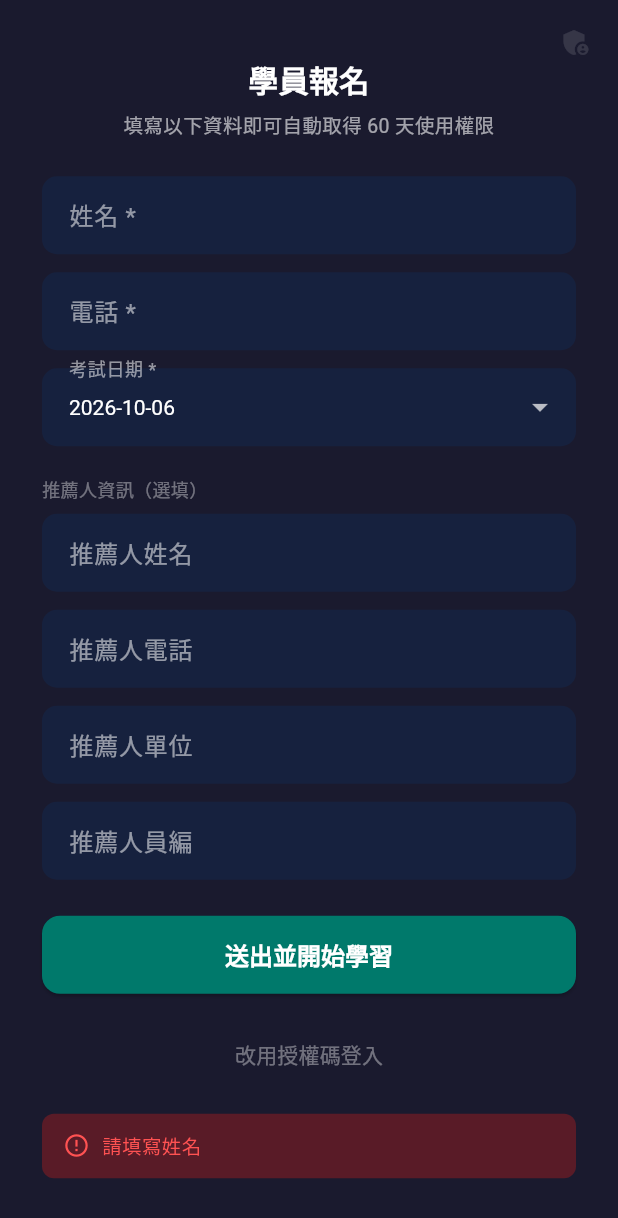
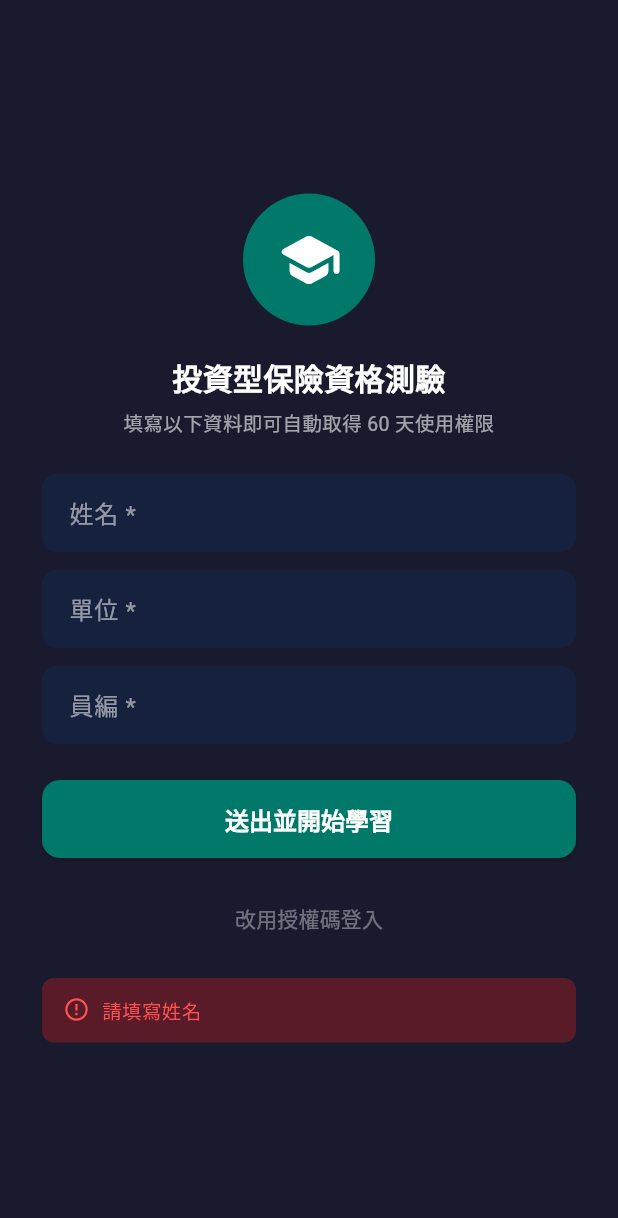
Before and after one commit to shinkong-insurance/investment-insurance-exam, a Flutter app: the screen it shows after launch, after a tap on "送出並開始學習", on a phone screen of 412 x 824 dp. Shown: the top 1218 px of the screen. Run offline on Flutter 3.47's test engine with Material 3 defaults, Android fonts, the phone set to English and light mode, and no system bars; our stand-ins replace device_info_plus, flutter_riverpod, go_router, open_file, shared_preferences, supabase_flutter; missing offline and left inert: dart:html; accounts and stored records are empty.

Commit message:
feat: port name/unit/employee-id #/lk auth variant from currency-insurance-exam
Co-Authored-By: Claude Sonnet 5.5 <noreply@anthropic.com>

```diff
--- a/app/lib/core/services/lk_auth_service.dart
+++ b/app/lib/core/services/lk_auth_service.dart
@@ -125,27 +125,14 @@ class LkAuthService {
   // ── 自動註冊（免碼登入）────────────────────────
   static Future<LkLoginResponse> autoRegister({
     required String name,
-    required String phone,
-    required DateTime examDate,
-    String? referrerName,
-    String? referrerPhone,
-    String? referrerUnit,
-    String? referrerId,
+    required String unitName,
+    required String employeeId,
   }) async {
     try {
-      final examDateStr =
-          '${examDate.year.toString().padLeft(4, '0')}-'
-          '${examDate.month.toString().padLeft(2, '0')}-'
-          '${examDate.day.toString().padLeft(2, '0')}';
-
       final res = await _sb.functions.invoke('auto-register-student', body: {
         'name': name,
-        'phone': phone,
-        'exam_date': examDateStr,
-        'referrer_name': referrerName,
-        'referrer_phone': referrerPhone,
-        'referrer_unit': referrerUnit,
-        'referrer_id': referrerId,
+        'unit_name': unitName,
+        'employee_id': employeeId,
       });
 
       final data = res.data;
--- a/app/lib/core/utils/exam_date_options.dart
+++ /dev/null
@@ -1,13 +0,0 @@
-List<DateTime> examDateOptions({DateTime? now}) {
-  final today = _dateOnly(now ?? DateTime.now());
-  return List.generate(61, (i) => today.add(Duration(days: i)));
-}
-
-DateTime _dateOnly(DateTime dt) => DateTime(dt.year, dt.month, dt.day);
-
-String formatExamDate(DateTime date) {
-  final y = date.year.toString().padLeft(4, '0');
-  final m = date.month.toString().padLeft(2, '0');
-  final d = date.day.toString().padLeft(2, '0');
-  return '$y-$m-$d';
-}
--- a/app/lib/features/auth/lk_gate_page.dart
+++ b/app/lib/features/auth/lk_gate_page.dart
@@ -1,12 +1,11 @@
 // lib/features/auth/lk_gate_page.dart
-// #/lk 入口：預設為自動註冊表單，另提供「使用授權碼登入」備用路徑
+// #/lk 入口：預設為自動註冊表單（姓名/單位/員編），另提供「使用授權碼登入」備用路徑
 
 import 'package:flutter/material.dart';
 import 'package:flutter/services.dart';
 import 'package:go_router/go_router.dart';
 import '../../core/services/lk_auth_service.dart';
 import '../../core/services/study_logger.dart';
-import '../../core/utils/exam_date_options.dart';
 
 class LkGatePage extends StatefulWidget {
   const LkGatePage({super.key});
@@ -21,13 +20,8 @@ class _LkGatePageState extends State<LkGatePage> {
 
   // 自動註冊表單
   final _nameCtrl = TextEditingController();
-  final _phoneCtrl = TextEditingController();
-  final _referrerNameCtrl = TextEditingController();
-  final _referrerPhoneCtrl = TextEditingController();
-  final _referrerUnitCtrl = TextEditingController();
-  final _referrerIdCtrl = TextEditingController();
-  late final List<DateTime> _examDateOptions;
-  DateTime? _selectedExamDate;
+  final _unitCtrl = TextEditingController();
+  final _employeeIdCtrl = TextEditingController();
 
   bool _showKeyLogin = false;
   bool _loading = false;
@@ -36,8 +30,6 @@ class _LkGatePageState extends State<LkGatePage> {
   @override
   void initState() {
     super.initState();
-    _examDateOptions = examDateOptions();
-    _selectedExamDate = _examDateOptions.first;
     _checkExistingSession();
   }
 
@@ -45,11 +37,8 @@ class _LkGatePageState extends State<LkGatePage> {
   void dispose() {
     _codeCtrl.dispose();
     _nameCtrl.dispose();
-    _phoneCtrl.dispose();
-    _referrerNameCtrl.dispose();
-    _referrerPhoneCtrl.dispose();
-    _referrerUnitCtrl.dispose();
-    _referrerIdCtrl.dispose();
+    _unitCtrl.dispose();
+    _employeeIdCtrl.dispose();
     super.dispose();
   }
 
@@ -62,18 +51,19 @@ class _LkGatePageState extends State<LkGatePage> {
 
   Future<void> _submitRegister() async {
     final name = _nameCtrl.text.trim();
-    final phone = _phoneCtrl.text.trim();
+    final unitName = _unitCtrl.text.trim();
+    final employeeId = _employeeIdCtrl.text.trim();
 
     if (name.isEmpty) {
       setState(() => _errorMsg = '請填寫姓名');
       return;
     }
-    if (phone.isEmpty) {
-      setState(() => _errorMsg = '請填寫電話');
+    if (unitName.isEmpty) {
+      setState(() => _errorMsg = '請填寫單位');
       return;
     }
-    if (_selectedExamDate == null) {
-      setState(() => _errorMsg = '請選擇考試日期');
+    if (employeeId.isEmpty) {
+      setState(() => _errorMsg = '請填寫員編');
       return;
     }
 
@@ -81,12 +71,8 @@ class _LkGatePageState extends State<LkGatePage> {
 
     final res = await LkAuthService.autoRegister(
       name: name,
-      phone: phone,
-      examDate: _selectedExamDate!,
-      referrerName: _referrerNameCtrl.text.trim().isEmpty ? null : _referrerNameCtrl.text.trim(),
-      referrerPhone: _referrerPhoneCtrl.text.trim().isEmpty ? null : _referrerPhoneCtrl.text.trim(),
-      referrerUnit: _referrerUnitCtrl.text.trim().isEmpty ? null : _referrerUnitCtrl.text.trim(),
-      referrerId: _referrerIdCtrl.text.trim().isEmpty ? null : _referrerIdCtrl.text.trim(),
+      unitName: unitName,
+      employeeId: employeeId,
     );
 
     if (!mounted) return;
@@ -160,8 +146,16 @@ class _LkGatePageState extends State<LkGatePage> {
     return Column(
       crossAxisAlignment: CrossAxisAlignment.stretch,
       children: [
+        Center(
+          child: Container(
+            width: 88, height: 88,
+            decoration: BoxDecoration(color: Colors.teal.shade700, shape: BoxShape.circle),
+            child: const Icon(Icons.school_rounded, color: Colors.white, size: 44),
+          ),
+        ),
+        const SizedBox(height: 20),
         const Text(
-          '學員報名',
+          '投資型保險資格測驗',
           style: TextStyle(color: Colors.white, fontSize: 20, fontWeight: FontWeight.bold),
           textAlign: TextAlign.center,
         ),
@@ -180,54 +174,17 @@ class _LkGatePageState extends State<LkGatePage> {
         ),
         const SizedBox(height: 12),
         TextField(
-          controller: _phoneCtrl,
-          enabled: !_loading,
-          keyboardType: TextInputType.phone,
-          style: const TextStyle(color: Colors.white),
-          decoration: _fieldDecoration('電話', required: true),
-        ),
-        const SizedBox(height: 12),
-        DropdownButtonFormField<DateTime>(
-          initialValue: _selectedExamDate,
-          isExpanded: true,
-          dropdownColor: const Color(0xFF16213E),
-          style: const TextStyle(color: Colors.white),
-          decoration: _fieldDecoration('考試日期', required: true),
-          items: _examDateOptions
-              .map((d) => DropdownMenuItem(value: d, child: Text(formatExamDate(d))))
-              .toList(),
-          onChanged: _loading ? null : (d) => setState(() => _selectedExamDate = d),
-        ),
-        const SizedBox(height: 20),
-        const Text('推薦人資訊（選填）', style: TextStyle(color: Colors.white38, fontSize: 12)),
-        const SizedBox(height: 8),
-        TextField(
-          controller: _referrerNameCtrl,
+          controller: _unitCtrl,
           enabled: !_loading,
           style: const TextStyle(color: Colors.white),
-          decoration: _fieldDecoration('推薦人姓名'),
+          decoration: _fieldDecoration('單位', required: true),
         ),
         const SizedBox(height: 12),
         TextField(
-          controller: _referrerPhoneCtrl,
-          enabled: !_loading,
-          keyboardType: TextInputType.phone,
-          style: const TextStyle(color: Colors.white),
-          decoration: _fieldDecoration('推薦人電話'),
-        ),
-        const SizedBox(height: 12),
-        TextField(
-          controller: _referrerUnitCtrl,
+          controller: _employeeIdCtrl,
           enabled: !_loading,
           style: const TextStyle(color: Colors.white),
-          decoration: _fieldDecoration('推薦人單位'),
-        ),
-        const SizedBox(height: 12),
-        TextField(
-          controller: _referrerIdCtrl,
-          enabled: !_loading,
-          style: const TextStyle(color: Colors.white),
-          decoration: _fieldDecoration('推薦人員編'),
+          decoration: _fieldDecoration('員編', required: true),
         ),
         const SizedBox(height: 24),
         SizedBox(
@@ -345,9 +302,7 @@ class _LkGatePageState extends State<LkGatePage> {
   Widget build(BuildContext context) {
     return Scaffold(
       backgroundColor: const Color(0xFF1A1A2E),
-      body: Stack(
-        children: [
-          SafeArea(
+      body: SafeArea(
         child: Center(
           child: SingleChildScrollView(
             padding: const EdgeInsets.symmetric(horizontal: 28, vertical: 32),
@@ -384,27 +339,11 @@ class _LkGatePageState extends State<LkGatePage> {
           ),
         ),
       ),
-          SafeArea(
-            child: Align(
-              alignment: Alignment.topRight,
-              child: Padding(
-                padding: const EdgeInsets.all(4),
-                child: Tooltip(
-                  message: '管理員後台',
-                  child: IconButton(
-                    icon: const Icon(Icons.admin_panel_settings, color: Colors.white12, size: 22),
-                    onPressed: () => context.push('/admin-login'),
-                  ),
-                ),
-              ),
-            ),
-          ),
-        ],
-      ),
     );
   }
 }
 
+// ── 自動格式化：SK-XXXX-XXXX-XXXX ────────────
 class _LkFormatter extends TextInputFormatter {
   @override
   TextEditingValue formatEditUpdate(TextEditingValue oldValue, TextEditingValue newValue) {
```
Also changed, not shown: 2 other files. Lines whose indentation alone changed are shown as unchanged.
